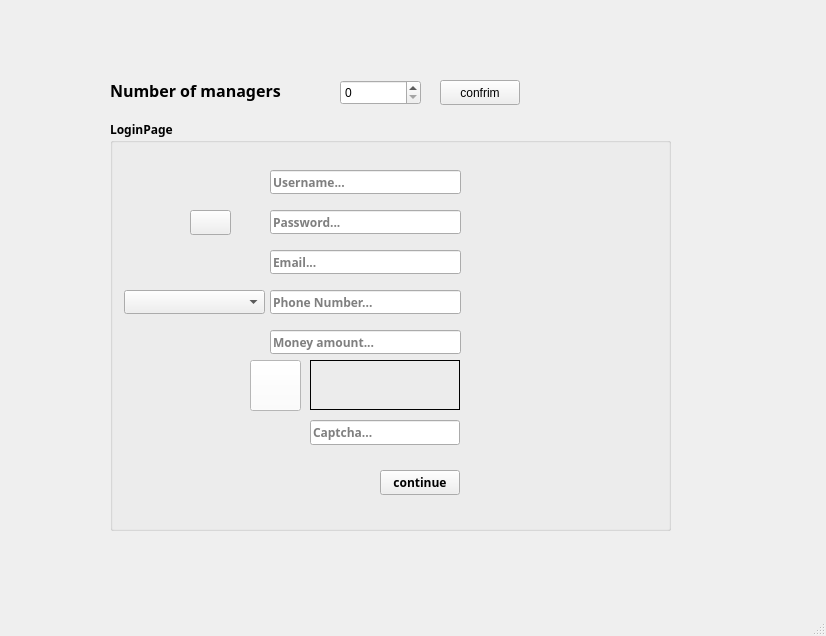
Above: loginpage.ui from KiarashDalir2003/FarmManagementProject before the change. Below: the same form after it.
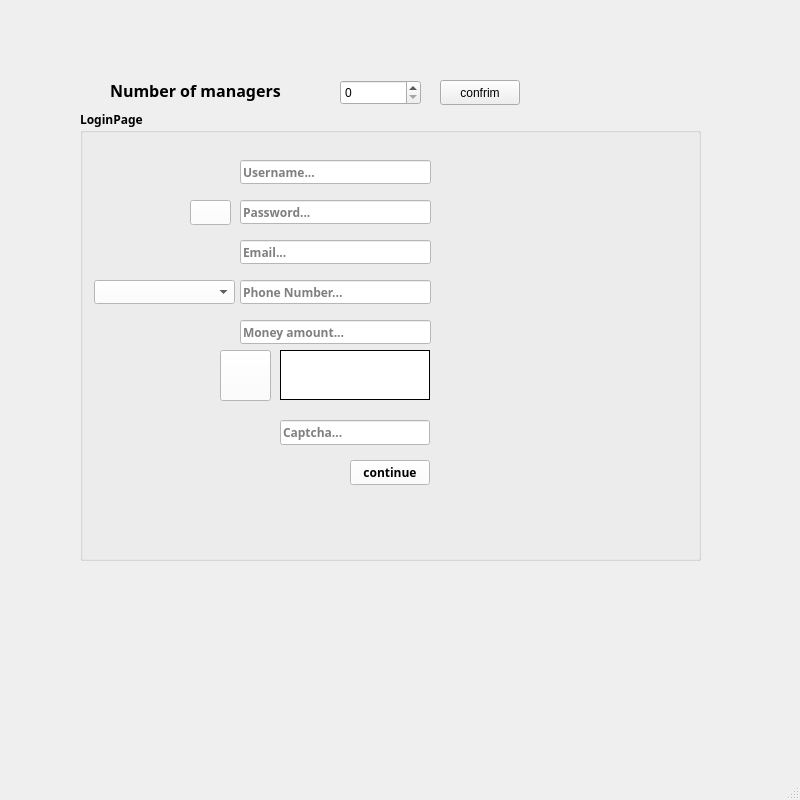
That is the form after the change. Icons and pictures are not drawn.

Diff of the .ui file:
```diff
--- a/loginpage.ui
+++ b/loginpage.ui
@@ -6,8 +6,8 @@
    <rect>
     <x>0</x>
     <y>0</y>
-    <width>826</width>
-    <height>636</height>
+    <width>800</width>
+    <height>800</height>
    </rect>
   </property>
   <property name="windowTitle">
@@ -41,10 +41,10 @@
    <widget class="QGroupBox" name="LoginPageGroupBox">
     <property name="geometry">
      <rect>
-      <x>110</x>
-      <y>120</y>
-      <width>561</width>
-      <height>411</height>
+      <x>80</x>
+      <y>110</y>
+      <width>621</width>
+      <height>451</height>
      </rect>
     </property>
     <property name="font">
@@ -55,18 +55,27 @@
       <bold>true</bold>
      </font>
     </property>
+    <property name="styleSheet">
+     <string notr="true">#LoginPageGroupBox {
+background-image:
+ url(:/Farm/images/Farm.jpg);
+}</string>
+    </property>
     <property name="title">
      <string>LoginPage</string>
     </property>
     <widget class="QPushButton" name="EyeBtn">
      <property name="geometry">
       <rect>
-       <x>80</x>
+       <x>110</x>
        <y>90</y>
        <width>41</width>
        <height>25</height>
       </rect>
      </property>
+     <property name="styleSheet">
+      <string notr="true">background-color: rgb(255, 255, 255);</string>
+     </property>
      <property name="text">
       <string/>
      </property>
@@ -80,6 +89,10 @@
        <height>24</height>
       </rect>
      </property>
+     <property name="styleSheet">
+      <string notr="true">color: rgb(0, 0, 0);
+background-color: rgb(255, 255, 255);</string>
+     </property>
      <property name="placeholderText">
       <string>Password...</string>
      </property>
@@ -93,6 +106,10 @@
        <height>24</height>
       </rect>
      </property>
+     <property name="styleSheet">
+      <string notr="true">color: rgb(0, 0, 0);
+background-color: rgb(255, 255, 255);</string>
+     </property>
      <property name="placeholderText">
       <string>Username...</string>
      </property>
@@ -106,6 +123,10 @@
        <height>24</height>
       </rect>
      </property>
+     <property name="styleSheet">
+      <string notr="true">color: rgb(0, 0, 0);
+background-color: rgb(255, 255, 255);</string>
+     </property>
      <property name="placeholderText">
       <string>Email...</string>
      </property>
@@ -119,6 +140,10 @@
        <height>24</height>
       </rect>
      </property>
+     <property name="styleSheet">
+      <string notr="true">color: rgb(0, 0, 0);
+background-color: rgb(255, 255, 255);</string>
+     </property>
      <property name="maxLength">
       <number>10</number>
      </property>
@@ -135,6 +160,9 @@
        <height>24</height>
       </rect>
      </property>
+     <property name="styleSheet">
+      <string notr="true">background-color: rgb(255, 255, 255);</string>
+     </property>
     </widget>
     <widget class="QPushButton" name="RefreshBtn">
      <property name="geometry">
@@ -161,6 +189,10 @@
        <height>25</height>
       </rect>
      </property>
+     <property name="styleSheet">
+      <string notr="true">background-color: rgb(255, 255, 255);
+color: rgb(0, 0, 0);</string>
+     </property>
      <property name="text">
       <string>continue</string>
      </property>
@@ -174,6 +206,10 @@
        <height>24</height>
       </rect>
      </property>
+     <property name="styleSheet">
+      <string notr="true">color: rgb(0, 0, 0);
+background-color: rgb(255, 255, 255);</string>
+     </property>
      <property name="placeholderText">
       <string>Money amount...</string>
      </property>
@@ -182,11 +218,15 @@
      <property name="geometry">
       <rect>
        <x>200</x>
-       <y>300</y>
+       <y>310</y>
        <width>150</width>
        <height>25</height>
       </rect>
      </property>
+     <property name="styleSheet">
+      <string notr="true">color: rgb(0, 0, 0);
+background-color: rgb(255, 255, 255);</string>
+     </property>
      <property name="placeholderText">
       <string>Captcha...</string>
      </property>
@@ -200,6 +240,9 @@
        <height>50</height>
       </rect>
      </property>
+     <property name="styleSheet">
+      <string notr="true">background-color: rgb(255, 255, 255);</string>
+     </property>
      <property name="frameShape">
       <enum>QFrame::Box</enum>
      </property>
```
Left out of the diff: 4 changed lines with no effect on the pictures.
